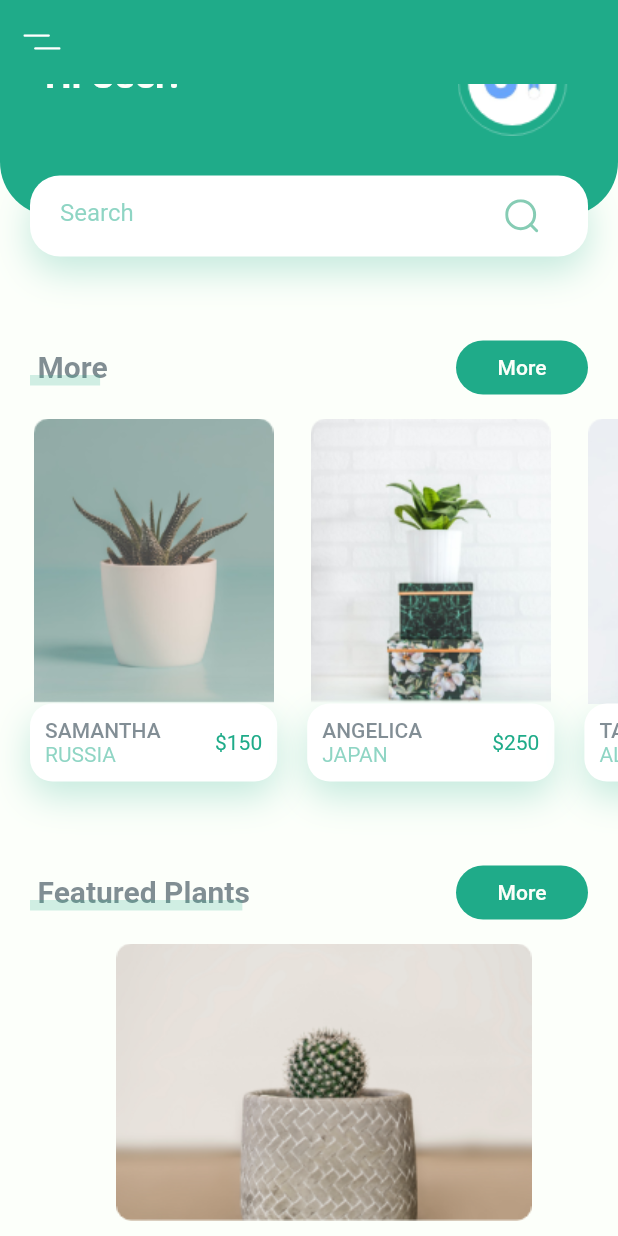
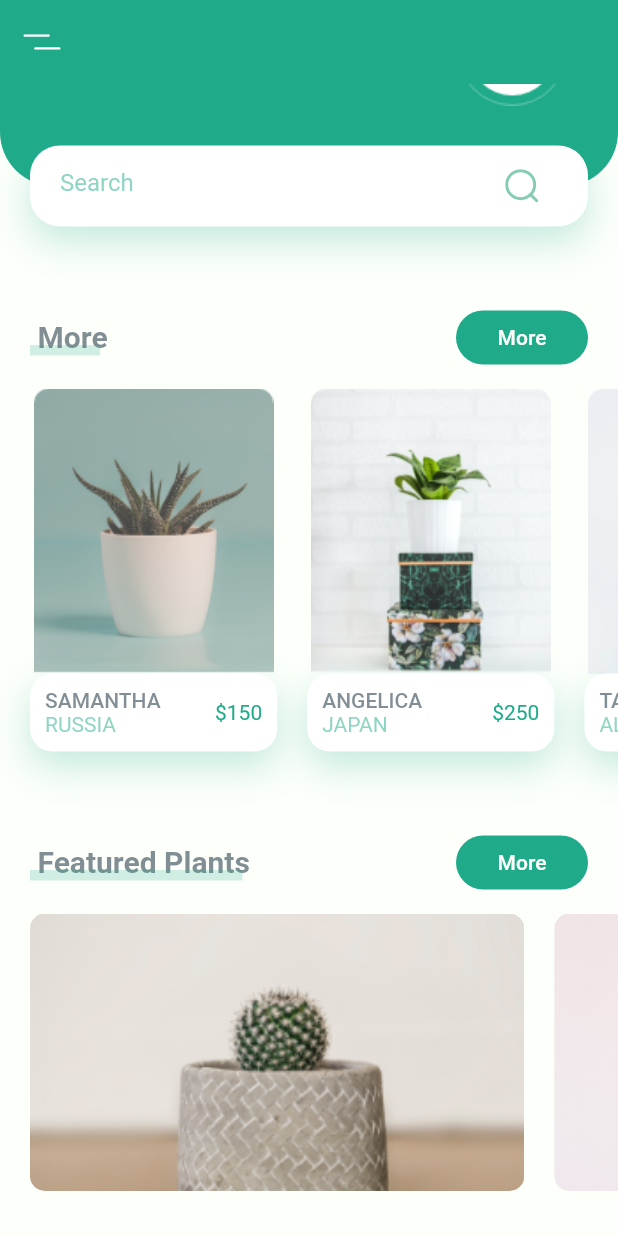
Before and after one commit to parthit/FlutterAppDev, a Flutter app: the screen it shows after launch, on a phone screen of 412 x 824 dp. Run offline on Flutter 3.47's test engine with Material 2 defaults, Android fonts, the phone set to English and light mode, and no system bars; our stand-ins replace flutter_svg.

Commit message:
Added scrollable featured plants section

```diff
--- a/plantstore_ui/lib/screens/home/body.dart
+++ b/plantstore_ui/lib/screens/home/body.dart
@@ -1,6 +1,7 @@
 import 'package:flutter/cupertino.dart';
 import 'package:flutter/material.dart';
 import 'package:plantstore_ui/constants.dart';
+import 'components/featured_plants.dart';
 import 'components/header_with_btn.dart';
 import 'components/header_with_search.dart';
 import 'components/plant_recommendations.dart';
@@ -23,34 +24,10 @@ class Body extends StatelessWidget {
             text: "Featured Plants",
             pressed: () {},
           ),
-          FeaturesPlantCard(size: size),
+          FeaturedPlants(),
+          SizedBox(height: kDefaultPadding,)
         ],
       ),
     );
   }
 }
-
-class FeaturesPlantCard extends StatelessWidget {
-  const FeaturesPlantCard({
-    Key key,
-    @required this.size,
-  }) : super(key: key);
-
-  final Size size;
-
-  @override
-  Widget build(BuildContext context) {
-    return Container(
-      margin: EdgeInsets.only(
-          left: kDefaultPadding,
-          top: kDefaultPadding / 2,
-          bottom: kDefaultPadding / 2),
-      width: size.width * 0.8,
-      height: 185,
-      decoration: BoxDecoration(
-          borderRadius: BorderRadius.circular(10),
-          image: DecorationImage(
-              image: AssetImage("assets/images/bottom_img_1.png"))),
-    );
-  }
-}
--- /dev/null
+++ b/plantstore_ui/lib/screens/home/components/featured_plants.dart
@@ -0,0 +1,53 @@
+import "package:flutter/material.dart";
+import "package:plantstore_ui/constants.dart";
+
+class FeaturedPlants extends StatelessWidget {
+  const FeaturedPlants({
+    Key key,
+  }) : super(key: key);
+
+  @override
+  Widget build(BuildContext context) {
+    return SingleChildScrollView(
+      scrollDirection: Axis.horizontal,
+      child: Row(
+        children: [
+          FeaturesPlantCard(
+            image: "assets/images/bottom_img_1.png",
+            pressed: () {},
+          ),
+          FeaturesPlantCard(
+            image: "assets/images/bottom_img_2.png",
+            pressed: () {},
+          ),
+        ],
+      ),
+    );
+  }
+}
+
+class FeaturesPlantCard extends StatelessWidget {
+  final String image;
+  final Function pressed;
+
+  FeaturesPlantCard({this.image, this.pressed});
+  @override
+  Widget build(BuildContext context) {
+    Size size = MediaQuery.of(context).size;
+    return GestureDetector(
+      onTap: pressed,
+      child: Container(
+        width: size.width * 0.8,
+        margin: EdgeInsets.only(
+            top: kDefaultPadding / 2, bottom: kDefaultPadding / 2, left: kDefaultPadding),
+
+        height: 185,
+        decoration: BoxDecoration(
+            borderRadius: BorderRadius.circular(10),
+            image: DecorationImage(
+                fit: BoxFit.cover,
+                image: AssetImage(image))),
+      ),
+    );
+  }
+}
```
